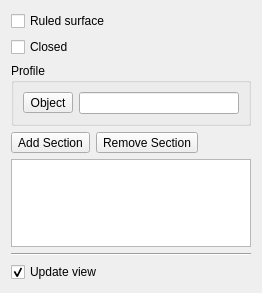
First picture: the form in src/Mod/PartDesign/Gui/TaskLoftParameters.ui, repository southseact-3d/fcd, before the edit.
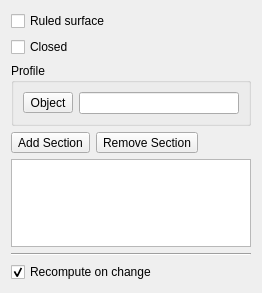
Second picture: the form after the edit.

```diff
--- a/src/Mod/PartDesign/Gui/TaskLoftParameters.ui
+++ b/src/Mod/PartDesign/Gui/TaskLoftParameters.ui
@@ -117,7 +117,7 @@
    <item>
     <widget class="QCheckBox" name="checkBoxUpdateView">
      <property name="text">
-      <string>Update view</string>
+      <string>Recompute on change</string>
      </property>
      <property name="checked">
       <bool>true</bool>
```
